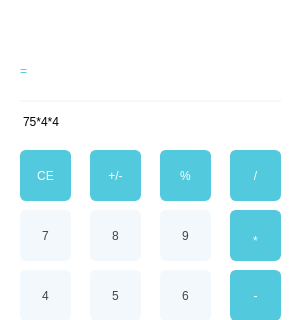
This is mainwindow.ui in Ksunny909/C as Qt 5 draws it before an edit; both pictures show x 0 to 299 and y 0 to 320 of the 299 by 458 pixel window. The edited form follows.
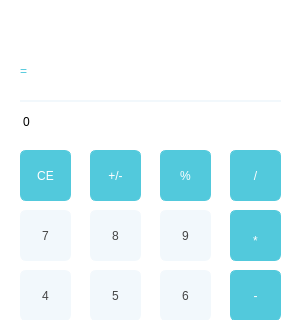
This is the edited form.

Commit message: feat:created a fully working calculator.Tn will be need to refactor the code and refine the data

Diff of the .ui file:
```diff
--- a/mainwindow.ui
+++ b/mainwindow.ui
@@ -53,7 +53,7 @@
 }</string>
     </property>
     <property name="text">
-     <string>75*4*4</string>
+     <string>0</string>
     </property>
    </widget>
    <widget class="QPushButton" name="pushButton">
```
Left out of the diff: 42 changed lines with no effect on the pictures. The commit also changes 2 other files.
